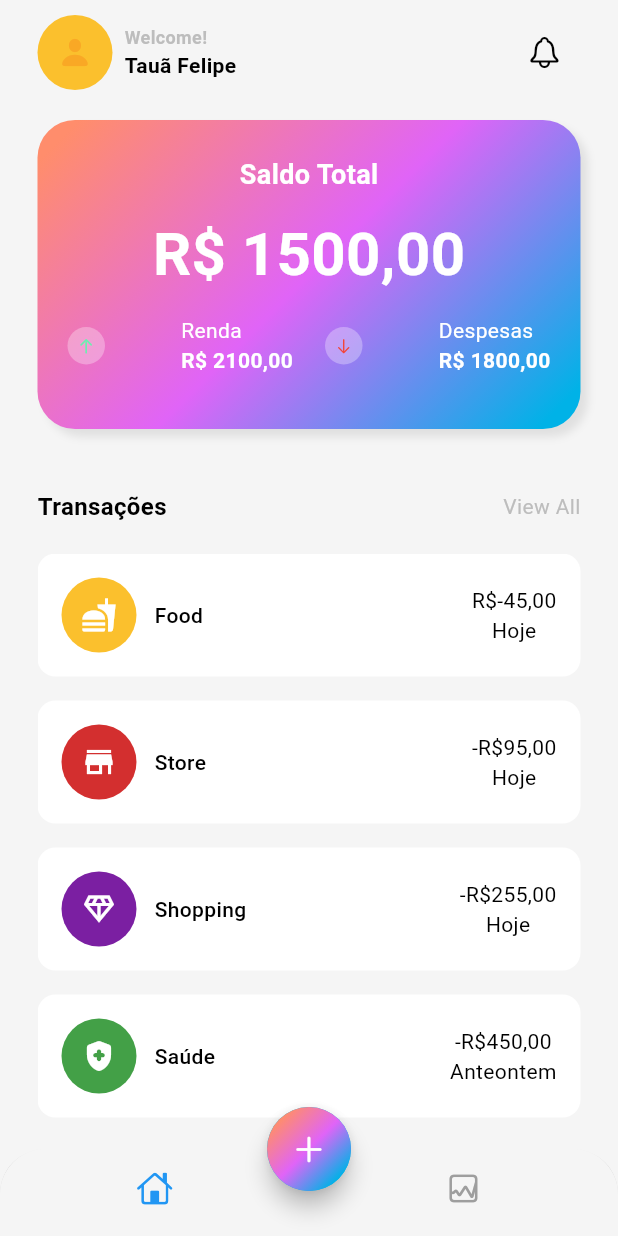
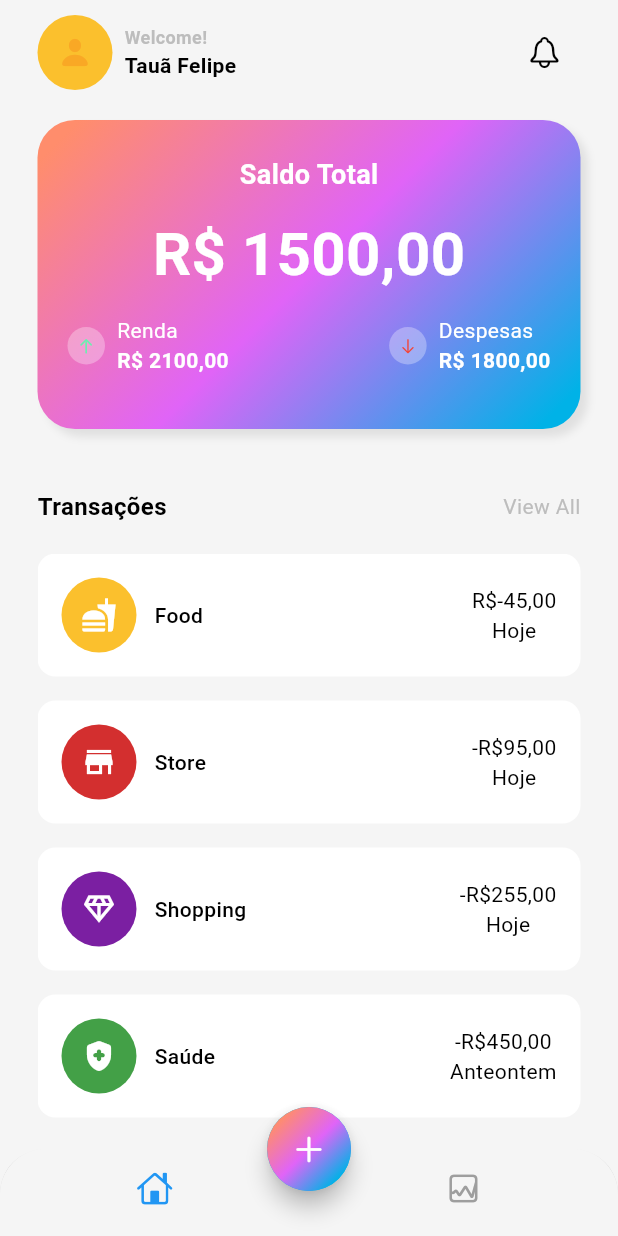
Before and after one commit to felipetaua/controle_financeiro, a Flutter app: the screen it shows after launch, on a phone screen of 412 x 824 dp. Run offline on Flutter 3.47's test engine with Material 3 defaults, Android fonts, the phone set to English and light mode, and no system bars; our stand-ins replace fl_chart, font_awesome_flutter.

Commit message:
ajustando o alinhamento do conteúdo na main_page

```diff
--- a/lib/screens/home/views/main_screen.dart
+++ b/lib/screens/home/views/main_screen.dart
@@ -122,8 +122,6 @@ class MainScreen extends StatelessWidget {
                               color: Colors.greenAccent,
                             )),
                           ),
-                        ],
-                      ),
                           const SizedBox(
                             width: 8,
                           ),
@@ -142,6 +140,11 @@ class MainScreen extends StatelessWidget {
                                       fontWeight: FontWeight.w600)),
                             ],
                           ),
+                        ],
+                      ),
+                      const SizedBox(
+                        width: 16, // Ajuste a largura conforme necessário
+                      ),
                       Row(
                         children: [
                           Container(
@@ -155,8 +158,6 @@ class MainScreen extends StatelessWidget {
                               size: 12,
                               color: Colors.red,
                             )),
-                          ),
-                        ],
                           ),
                           const SizedBox(
                             width: 8,
@@ -175,7 +176,9 @@ class MainScreen extends StatelessWidget {
                                       color: Colors.white,
                                       fontWeight: FontWeight.w600)),
                             ],
-                      )
+                          ),
+                        ],
+                      ),
                     ],
                   ),
                 ),
```
Lines whose indentation alone changed are shown as unchanged.
